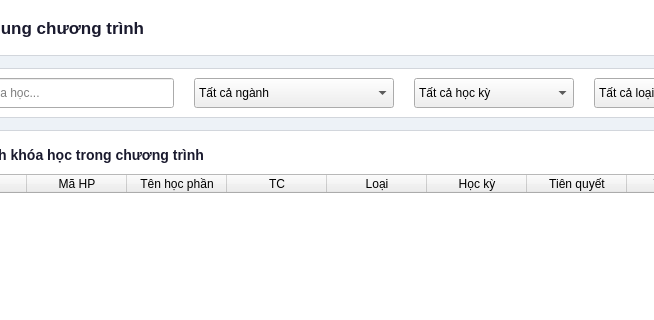
Qt form frontend/ui/admin_curriculum.ui (abcxyzawe/BaiTapLonPy) before a commit; both pictures show x 341 to 995 and y 0 to 320 of the 1250 by 720 pixel window.
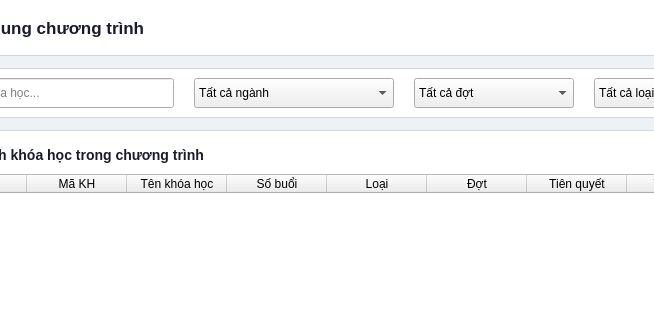
The same form after that commit.

Diff of the .ui file:
```diff
--- a/frontend/ui/admin_curriculum.ui
+++ b/frontend/ui/admin_curriculum.ui
@@ -63,15 +63,7 @@
     </widget>
     <widget name="cboHocKy" class="QComboBox">
      <property name="geometry"><rect><x>500</x><y>10</y><width>160</width><height>30</height></rect></property>
-     <item><property name="text"><string>Tất cả học kỳ</string></property></item>
-     <item><property name="text"><string>Học kỳ 1</string></property></item>
-     <item><property name="text"><string>Học kỳ 2</string></property></item>
-     <item><property name="text"><string>Học kỳ 3</string></property></item>
-     <item><property name="text"><string>Học kỳ 4</string></property></item>
-     <item><property name="text"><string>Học kỳ 5</string></property></item>
-     <item><property name="text"><string>Học kỳ 6</string></property></item>
-     <item><property name="text"><string>Học kỳ 7</string></property></item>
-     <item><property name="text"><string>Học kỳ 8</string></property></item>
+     <item><property name="text"><string>Tất cả đợt</string></property></item>
     </widget>
     <widget name="cboLoai" class="QComboBox">
      <property name="geometry"><rect><x>680</x><y>10</y><width>160</width><height>30</height></rect></property>
@@ -109,11 +101,11 @@
      <property name="showGrid"><bool>false</bool></property>
      <property name="columnCount"><number>8</number></property>
      <column><property name="text"><string>STT</string></property></column>
-     <column><property name="text"><string>Mã HP</string></property></column>
-     <column><property name="text"><string>Tên học phần</string></property></column>
-     <column><property name="text"><string>TC</string></property></column>
+     <column><property name="text"><string>Mã KH</string></property></column>
+     <column><property name="text"><string>Tên khóa học</string></property></column>
+     <column><property name="text"><string>Số buổi</string></property></column>
      <column><property name="text"><string>Loại</string></property></column>
-     <column><property name="text"><string>Học kỳ</string></property></column>
+     <column><property name="text"><string>Đợt</string></property></column>
      <column><property name="text"><string>Tiên quyết</string></property></column>
      <column><property name="text"><string>Thao tác</string></property></column>
     </widget>
```
